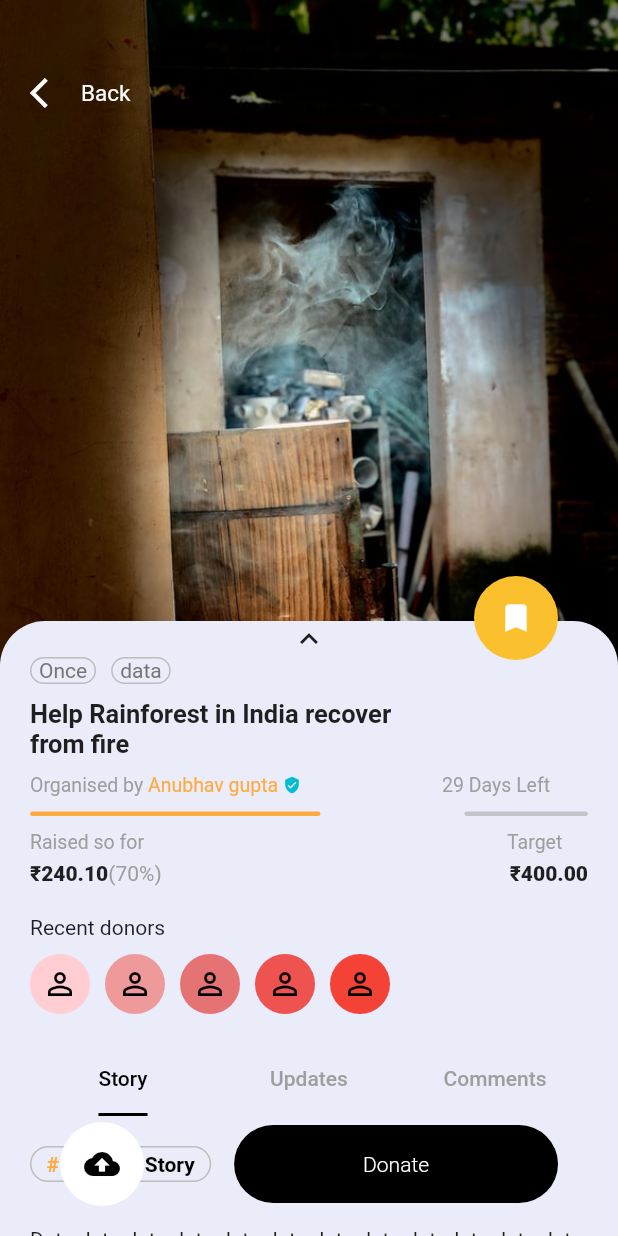
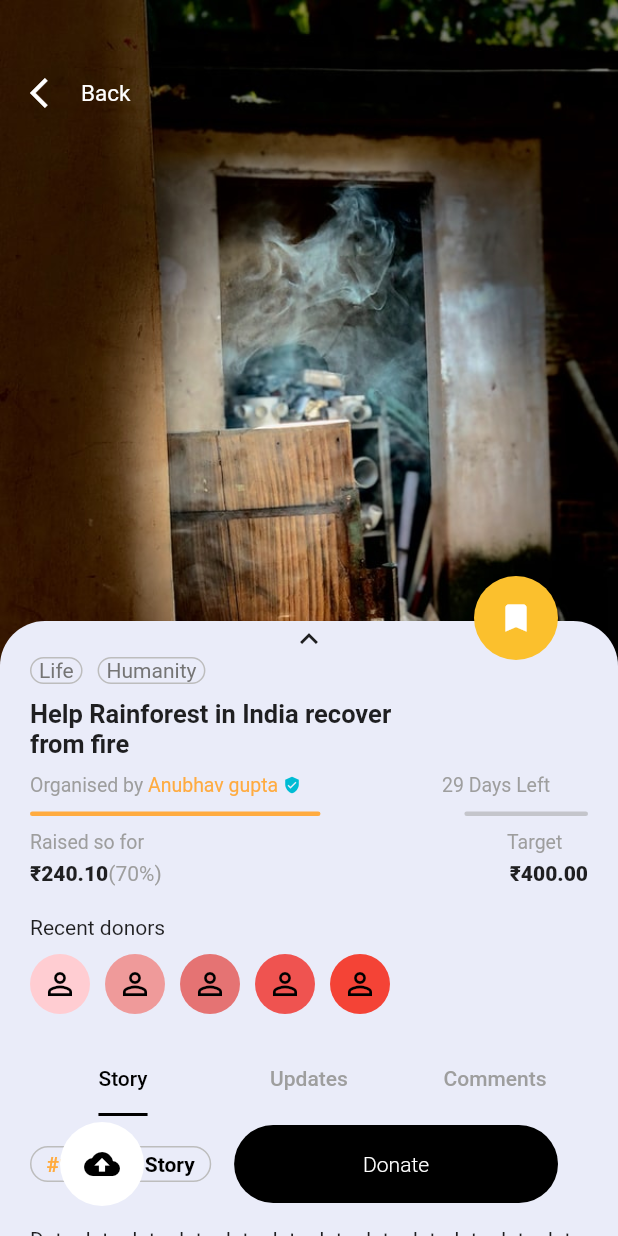
Before and after one commit to Devang2010/fd_app, a Flutter app: the DetailScreen screen opened directly, on a phone screen of 412 x 824 dp. Run offline on Flutter 3.47's test engine with Material 2 defaults, Android fonts, the phone set to English and light mode, and no system bars; our stand-ins replace flutter_svg.

Commit message:
Update generwidget.dart

```diff
--- a/lib/screens/details/components/generwidget.dart
+++ b/lib/screens/details/components/generwidget.dart
@@ -16,7 +16,7 @@ class GenerWidget extends StatelessWidget {
             borderRadius: BorderRadius.circular(10.0),
           ),
           child: Text(
-            "Once",
+            "Life",
             style: TextStyle(color: Colors.grey[600]),
           ),
         ),
@@ -28,7 +28,7 @@ class GenerWidget extends StatelessWidget {
             borderRadius: BorderRadius.circular(10.0),
           ),
           child: Text(
-            "data",
+            "Humanity",
             style: TextStyle(color: Colors.grey[600]),
           ),
         ),
```
